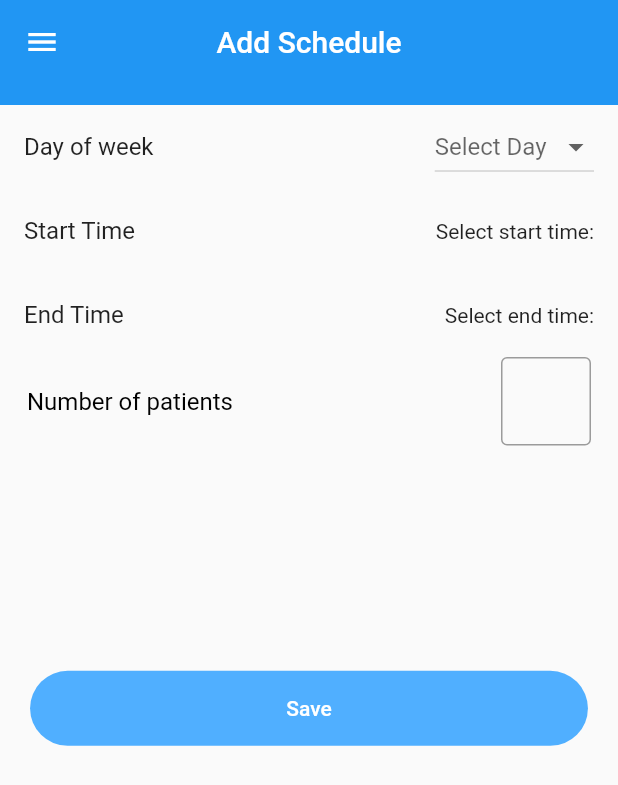
After one commit to shovonshahed/TD-Flutter-D, a Flutter app: the AddScheduleScreen screen opened directly, in the side drawer, after a tap on "Select Day", on a phone screen of 412 x 824 dp. The commit adds this screen. Shown: the top 785 px of the screen. Run offline on Flutter 3.47's test engine with Material 2 defaults, Android fonts, the phone set to English and light mode, and no system bars; our stand-ins replace dartz, dio, flutter_screenutil, flutter_smart_dialog, get.

Commit message:
added schedule create

```diff
--- a/lib/main.dart
+++ b/lib/main.dart
@@ -2,6 +2,8 @@ import 'package:flutter/material.dart';
 import 'package:flutter_screenutil/flutter_screenutil.dart';
 import 'package:flutter_smart_dialog/flutter_smart_dialog.dart';
 import 'package:get/get_navigation/src/root/get_material_app.dart';
+import 'package:teledoc_doctor/view/screens/add_schedule_screen.dart';
+import 'package:teledoc_doctor/view/screens/schedules_list_screen.dart';
 import 'view/screens/home_screen.dart';
 import 'view/screens/login_screen.dart';
 import 'view/screens/profile_edit_screen.dart';
@@ -33,6 +35,8 @@ class MyApp extends StatelessWidget {
           HomeScreen.id: (context) => HomeScreen(),
           ProfileScreen.id: (context) => ProfileScreen(),
           ProfileEditScreen.id: (context) => ProfileEditScreen(),
+          SchedulesListScreen.id: (context) => SchedulesListScreen(),
+          AddScheduleScreen.id: (context) => AddScheduleScreen(),
         },
         // here
         navigatorObservers: [FlutterSmartDialog.observer],
--- a/lib/models/schedule.dart
+++ b/lib/models/schedule.dart
@@ -1,16 +1,18 @@
 import 'package:json_annotation/json_annotation.dart';
-
+import "patient.dart";
 part 'schedule.g.dart';
 
 @JsonSerializable()
 class Schedule {
   Schedule();
 
-  late num scheduleId;
+  num? scheduleId;
   late num dayOfWeek;
   late String startTime;
   late String endTime;
+  late num patientLimit;
 
-  factory Schedule.fromJson(Map<String,dynamic> json) => _$ScheduleFromJson(json);
+  factory Schedule.fromJson(Map<String, dynamic> json) =>
+      _$ScheduleFromJson(json);
   Map<String, dynamic> toJson() => _$ScheduleToJson(this);
 }
--- /dev/null
+++ b/lib/view/screens/add_schedule_screen.dart
@@ -0,0 +1,236 @@
+import 'package:flutter/material.dart';
+import 'package:flutter_screenutil/flutter_screenutil.dart';
+import 'package:get/get.dart';
+import 'package:get/get_core/src/get_main.dart';
+import 'package:intl/intl.dart';
+import 'package:teledoc_doctor/models/index.dart';
+import 'package:teledoc_doctor/view/widgets/appbar.dart';
+
+import '../../constants/constants.dart';
+import '../../controllers/doctor_controller.dart';
+import '../../services/loading_service.dart';
+import '../widgets/drawer.dart';
+
+class AddScheduleScreen extends StatefulWidget {
+  static const String id = 'new-schedule';
+  AddScheduleScreen({Key? key}) : super(key: key);
+
+  @override
+  State<AddScheduleScreen> createState() => _AddScheduleScreenState();
+}
+
+class _AddScheduleScreenState extends State<AddScheduleScreen> {
+  late TextEditingController patientNumberController;
+
+  String? day;
+
+  int? dayValue;
+
+  TimeOfDay? startTime;
+  TimeOfDay? endTime;
+
+  @override
+  void initState() {
+    // TODO: implement initState
+    super.initState();
+    patientNumberController = TextEditingController();
+  }
+
+  @override
+  void dispose() {
+    // TODO: implement dispose
+    super.dispose();
+    patientNumberController.dispose();
+  }
+
+  setDay() {
+    switch (dayValue) {
+      case 1:
+        day = "Saturday";
+        break;
+      case 2:
+        day = "Sunday";
+        break;
+      case 3:
+        day = "Monday";
+        break;
+      case 4:
+        day = "Tuesday";
+        break;
+      case 5:
+        day = "Wednesday";
+        break;
+      case 6:
+        day = "Wednesday";
+        break;
+      case 7:
+        day = "Friday";
+        break;
+    }
+  }
+
+  setStartTime() async {
+    final TimeOfDay? timeOfDay = await showTimePicker(
+      context: context,
+      initialTime: TimeOfDay.now(),
+      initialEntryMode: TimePickerEntryMode.dial,
+    );
+    if (timeOfDay != null && timeOfDay != startTime) {
+      setState(() {
+        startTime = timeOfDay;
+      });
+    }
+  }
+
+  setEndTime() async {
+    final TimeOfDay? timeOfDay = await showTimePicker(
+      context: context,
+      initialTime: TimeOfDay.now(),
+      initialEntryMode: TimePickerEntryMode.dial,
+    );
+    if (timeOfDay != null && timeOfDay != endTime) {
+      setState(() {
+        endTime = timeOfDay;
+      });
+    }
+  }
+
+  void save() async {
+    CustomDialog.showLoading(msg: "Creating Schedule...");
+    final DoctorController controller = Get.find();
+    Schedule schedule = Schedule();
+    schedule.dayOfWeek = dayValue!;
+    schedule.startTime = "${startTime?.hour}:${startTime?.minute}:00";
+    schedule.endTime = "${endTime?.hour}:${endTime?.minute}:00";
+    schedule.patientLimit = int.parse(patientNumberController.text);
+    bool save = await controller.addSchedule(schedule);
+    if (save) {
+      CustomDialog.dismiss();
+      CustomDialog.showToast("Schedule added successful!");
+      Navigator.pop(context);
+    } else {
+      CustomDialog.dismiss();
+      CustomDialog.showToast("Something went wrong. Please try again later.");
+    }
+  }
+
+  @override
+  Widget build(BuildContext context) {
+    return Scaffold(
+      appBar: MyCustomAppBar(title: "Add Schedule"),
+      drawer: SideDrawer(pageName: 'new-schedule'),
+      body: SafeArea(
+        child: SingleChildScrollView(
+          child: Column(
+            children: [
+              ListTile(
+                title: const Text("Day of week"),
+                trailing: DropdownButton(
+                  key: const Key("day"),
+                  value: dayValue,
+                  hint: const Text("Select Day"),
+                  items: const [
+                    DropdownMenuItem<int>(
+                      child: Text(
+                        'Saturday',
+                      ),
+                      value: 1,
+                    ),
+                    DropdownMenuItem<int>(
+                      child: Text(
+                        'Sunday',
+                      ),
+                      value: 2,
+                    ),
+                    DropdownMenuItem<int>(
+                      child: Text(
+                        'Monday',
+                      ),
+                      value: 3,
+                    ),
+                    DropdownMenuItem<int>(
+                      child: Text(
+                        'Tuesday',
+                      ),
+                      value: 4,
+                    ),
+                    DropdownMenuItem<int>(
+                      child: Text(
+                        'Wednesday',
+                      ),
+                      value: 5,
+                    ),
+                    DropdownMenuItem<int>(
+                      child: Text(
+                        'Thursday',
+                      ),
+                      value: 6,
+                    ),
+                    DropdownMenuItem<int>(
+                      child: Text(
+                        'Friday',
+                      ),
+                      value: 7,
+                    ),
+                  ],
+                  onChanged: (int? value) {
+                    setState(() {
+                      dayValue = value;
+                      setDay();
+                    });
+                  },
+                ),
+              ),
+              ListTile(
+                title: const Text("Start Time"),
+                trailing: Text(
+                    "${startTime?.hour ?? "Select start time"}:${startTime?.minute ?? ""}"),
+                onTap: () => setStartTime(),
+              ),
+              ListTile(
+                title: Text("End Time"),
+                trailing: Text(
+                    "${endTime?.hour ?? "Select end time"}:${endTime?.minute ?? ""}"),
+                onTap: () => setEndTime(),
+              ),
+              Padding(
+                padding: const EdgeInsets.symmetric(horizontal: 18),
+                child: Row(
+                  mainAxisAlignment: MainAxisAlignment.spaceBetween,
+                  children: [
+                    const Text(
+                      "Number of patients",
+                      style: TextStyle(fontSize: 16, color: Colors.black),
+                    ),
+                    SizedBox(
+                      width: 60,
+                      child: TextField(
+                        controller: patientNumberController,
+                        decoration: const InputDecoration(
+                          border: OutlineInputBorder(
+                            borderSide:
+                                BorderSide(width: 3, color: Colors.blue),
+                          ),
+                        ),
+                        style:
+                            const TextStyle(fontSize: 16, color: Colors.black),
+                      ),
+                    ),
+                  ],
+                ),
+              ),
+              Container(
+                margin: EdgeInsets.symmetric(vertical: 150.h, horizontal: 20.w),
+                child: TextButton(
+                  onPressed: () => save(),
+                  style: kButtonStyle,
+                  child: Text("Save"),
+                ),
+              )
+            ],
+          ),
+        ),
+      ),
+    );
+  }
+}
--- a/lib/view/screens/home_screen.dart
+++ b/lib/view/screens/home_screen.dart
@@ -16,9 +16,9 @@ class HomeScreen extends StatelessWidget {
       },
       child: Scaffold(
         appBar: MyCustomAppBar(),
-        drawer: SideDrawer(),
+        drawer: SideDrawer(pageName: 'home-page'),
         body: SafeArea(
-          child: Text(controller.doctor.name),
+          child: Text(controller.doctor.value.name),
         ),
       ),
     );
--- a/lib/view/screens/profile_edit_screen.dart
+++ b/lib/view/screens/profile_edit_screen.dart
@@ -66,7 +66,7 @@ class _ProfileEditScreenState extends State<ProfileEditScreen> {
   }
 
   initialize() {
-    final user = controller.doctor;
+    final user = controller.doctor.value;
     nameController = TextEditingController(text: user.name);
     mobileNumberController = TextEditingController(text: user.phoneNumber);
     emailController = TextEditingController(text: user.email);
@@ -96,7 +96,7 @@ class _ProfileEditScreenState extends State<ProfileEditScreen> {
   void update() async {
     if (_formKey.currentState!.validate()) {
       CustomDialog.showLoading(msg: "Updating Profile...");
-      Doctor doctor = controller.doctor;
+      Doctor doctor = controller.doctor.value;
       doctor.name = nameController.text;
       doctor.email = emailController.text;
       doctor.phoneNumber = mobileNumberController.text;
@@ -120,7 +120,7 @@ class _ProfileEditScreenState extends State<ProfileEditScreen> {
   @override
   Widget build(BuildContext context) {
     return Scaffold(
-        drawer: SideDrawer(),
+        drawer: SideDrawer(pageName: 'profile-edit'),
         appBar: AppBar(
           title: Text(
             "Edit Profile",
--- a/lib/view/screens/profile_screen.dart
+++ b/lib/view/screens/profile_screen.dart
@@ -20,9 +20,9 @@ class ProfileScreen extends StatelessWidget {
   final DoctorController controller = Get.find();
   @override
   Widget build(BuildContext context) {
-    final Doctor doctor = controller.doctor;
+    final Doctor doctor = controller.doctor.value;
     return Scaffold(
-        drawer: SideDrawer(),
+        drawer: SideDrawer(pageName: 'profile-view'),
         appBar: AppBar(
           title: Text(
             "Profile",
--- /dev/null
+++ b/lib/view/widgets/appbar.dart
@@ -0,0 +1,29 @@
+import 'package:flutter/material.dart';
+
+class MyCustomAppBar extends StatelessWidget implements PreferredSizeWidget {
+  const MyCustomAppBar({
+    Key? key,
+    required this.title,
+  }) : super(key: key);
+
+  final String title;
+
+  @override
+  Widget build(BuildContext context) {
+    return AppBar(
+      title: Text(title),
+      centerTitle: true,
+      elevation: 0,
+      leading: IconButton(
+        onPressed: () {
+          Scaffold.of(context).openDrawer();
+        },
+        icon: Icon(Icons.menu),
+      ),
+    );
+  }
+
+  @override
+  // TODO: implement preferredSize
+  Size get preferredSize => Size.fromHeight(70);
+}
--- a/lib/view/widgets/drawer.dart
+++ b/lib/view/widgets/drawer.dart
@@ -2,13 +2,14 @@ import 'package:flutter/material.dart';
 import 'package:flutter_screenutil/flutter_screenutil.dart';
 import 'package:get/get.dart';
 import 'package:get/get_core/src/get_main.dart';
+import 'package:teledoc_doctor/controllers/doctor_controller.dart';
 import '../../services/loading_service.dart';
 import '../screens/home_screen.dart';
 import '../screens/login_screen.dart';
+import '../screens/schedules_list_screen.dart';
 import '../screens/welcome_screen.dart';
 
 import '../../constants/constants.dart';
-import '../../controllers/doctor_controller.dart';
 import '../screens/profile_screen.dart';
 
 enum DeviceType { Phone, Tablet }
@@ -21,7 +22,9 @@ DeviceType getDeviceType() {
 class SideDrawer extends StatelessWidget {
   SideDrawer({
     Key? key,
+    required this.pageName,
   }) : super(key: key);
+  final String pageName;
   final DoctorController controller = Get.find();
   @override
   Widget build(BuildContext context) {
@@ -41,9 +44,11 @@ class SideDrawer extends StatelessWidget {
               color: Color(0xFF06122A),
             ),
             InkWell(
-              onTap: () {
-                Navigator.pushNamed(context, ProfileScreen.id);
-              },
+              onTap: pageName != 'profile-view'
+                  ? () {
+                      Navigator.pushNamed(context, ProfileScreen.id);
+                    }
+                  : null,
               child: Container(
                 height: 80.w,
                 // width: 500.w,
@@ -60,7 +65,7 @@ class SideDrawer extends StatelessWidget {
                           ? 122.w
                           : 220.w,
                       child: Text(
-                        controller.doctor.name,
+                        controller.doctor.value.name,
                         overflow: TextOverflow.ellipsis,
                         maxLines: 2,
                         style: TextStyle(
@@ -83,7 +88,29 @@ class SideDrawer extends StatelessWidget {
                 "Home",
                 style: TextStyle(color: Colors.white),
               ),
-              onTap: () => Navigator.pushNamed(context, HomeScreen.id),
+              onTap: pageName != 'home-page'
+                  ? () => Navigator.pushNamedAndRemoveUntil(
+                        context,
+                        HomeScreen.id,
+                        (route) => false,
+                      )
+                  : null,
+            ),
+            ListTile(
+              leading: Icon(
+                Icons.access_time,
+                color: Colors.white,
+              ),
+              title: Text(
+                "Schedules",
+                style: TextStyle(color: Colors.white),
+              ),
+              onTap: pageName != 'schedules-list'
+                  ? () => Navigator.pushNamed(
+                        context,
+                        SchedulesListScreen.id,
+                      )
+                  : null,
             ),
             ListTile(
               leading: Icon(
```
Also changed, not shown: jsons/schedule.json (+5 -4 lines), lib/controllers/doctor_controller.dart (+39 -8 lines), lib/services/network_service.dart (+67 -4 lines), lib/view/screens/schedules_list_screen.dart (added, +77 -0 lines), lib/models/schedule.g.dart, 1 other file.
